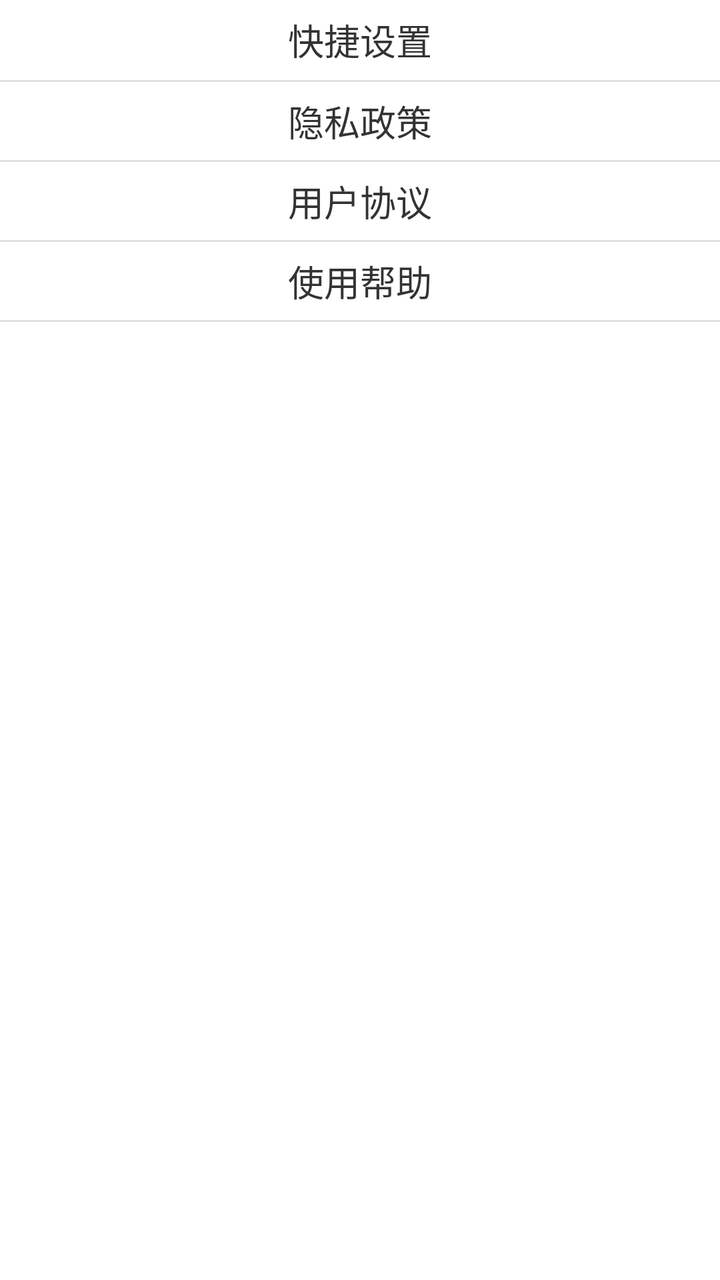
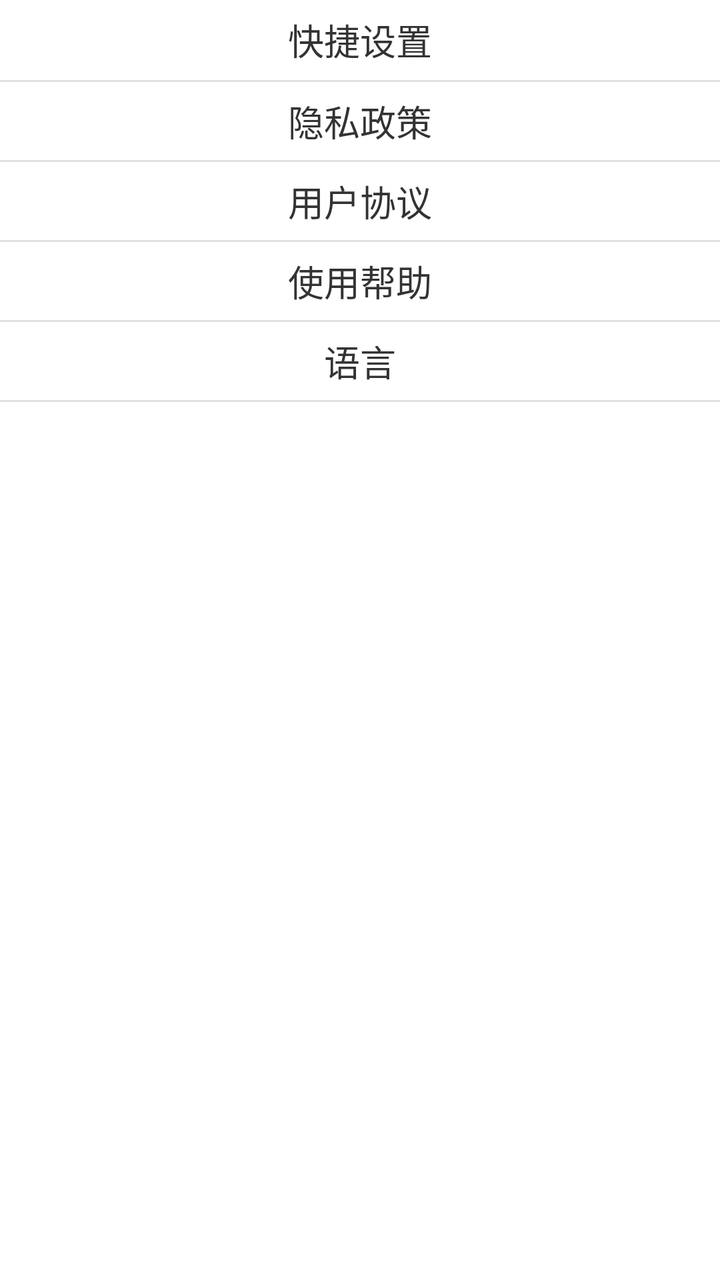

An Android layout rendered at two revisions. The XML below is the earlier revision; the diff shows what the commit changed to produce the second picture.
<!-- AndroidManifest.xml: application theme AppTheme -->
<!-- res/layout/popup_main_menu.xml -->
<?xml version="1.0" encoding="utf-8"?>
<LinearLayout xmlns:android="http://schemas.android.com/apk/res/android"
    android:layout_width="match_parent"
    android:layout_height="wrap_content"
    android:orientation="vertical"
    android:background="#FFFFFF"
    android:elevation="10dp"
    android:minWidth="140dp">

    
    <TextView
        android:id="@+id/menu_item_quick_settings"
        android:layout_width="match_parent"
        android:layout_height="40dp"
        android:text="@string/mix_menu_quick_settings"
        android:textSize="18sp"
        android:textColor="#333333"
        android:gravity="center"
        android:textAlignment="center"
        android:paddingStart="12dp"
        android:paddingEnd="12dp"
        android:background="?attr/selectableItemBackground" />

    <View
        android:id="@+id/menu_divider_quick"
        android:layout_width="match_parent"
        android:layout_height="1dp"
        android:background="#E0E0E0" />

    <TextView
        android:id="@+id/menu_item_privacy_policy"
        android:layout_width="match_parent"
        android:layout_height="39dp"
        android:text="@string/mix_menu_privacy_policy"
        android:textSize="18sp"
        android:textColor="#333333"
        android:gravity="center"
        android:textAlignment="center"
        android:paddingStart="12dp"
        android:paddingEnd="12dp"
        android:background="?attr/selectableItemBackground" />

    <View
        android:layout_width="match_parent"
        android:layout_height="1dp"
        android:background="#E0E0E0" />

    <TextView
        android:id="@+id/menu_item_user_agreement"
        android:layout_width="match_parent"
        android:layout_height="39dp"
        android:text="@string/mix_menu_user_agreement"
        android:textSize="18sp"
        android:textColor="#333333"
        android:gravity="center"
        android:textAlignment="center"
        android:paddingStart="12dp"
        android:paddingEnd="12dp"
        android:background="?attr/selectableItemBackground" />

    <View
        android:layout_width="match_parent"
        android:layout_height="1dp"
        android:background="#E0E0E0" />

    <TextView
        android:id="@+id/menu_item_help"
        android:layout_width="match_parent"
        android:layout_height="39dp"
        android:text="@string/mix_menu_help"
        android:textSize="18sp"
        android:textColor="#333333"
        android:gravity="center"
        android:textAlignment="center"
        android:paddingStart="12dp"
        android:paddingEnd="12dp"
        android:background="?attr/selectableItemBackground" />

    <View
        android:layout_width="match_parent"
        android:layout_height="1dp"
        android:background="#E0E0E0" />

    <TextView
        android:id="@+id/menu_item_version"
        android:layout_width="match_parent"
        android:layout_height="39dp"
        android:textSize="18sp"
        android:textColor="#333333"
        android:gravity="center"
        android:textAlignment="center"
        android:paddingStart="12dp"
        android:paddingEnd="12dp" />

</LinearLayout>
<!-- resources referenced by this layout -->
<resources>
  <string name="mix_menu_help">使用帮助</string>
  <string name="mix_menu_privacy_policy">隐私政策</string>
  <string name="mix_menu_quick_settings">快捷设置</string>
  <string name="mix_menu_user_agreement">用户协议</string>
  <style name="AppTheme" parent="Theme.AppCompat.Light.NoActionBar">
          <item name="colorPrimary">@color/colorPrimary</item>
          <item name="colorPrimaryDark">@color/colorPrimaryDark</item>
          <item name="colorAccent">@color/colorAccent</item>
      </style>
  <color name="colorPrimary">#009688</color>
  <color name="colorPrimaryDark">#00796B</color>
  <color name="colorAccent">#FF9800</color>
</resources>

<!-- the commit's change to res/layout/popup_main_menu.xml (unified diff, before → after) -->
@@ -82,6 +82,24 @@
         android:background="#E0E0E0" />
 
     <TextView
+        android:id="@+id/menu_item_language"
+        android:layout_width="match_parent"
+        android:layout_height="39dp"
+        android:text="@string/mix_menu_language"
+        android:textSize="18sp"
+        android:textColor="#333333"
+        android:gravity="center"
+        android:textAlignment="center"
+        android:paddingStart="12dp"
+        android:paddingEnd="12dp"
+        android:background="?attr/selectableItemBackground" />
+
+    <View
+        android:layout_width="match_parent"
+        android:layout_height="1dp"
+        android:background="#E0E0E0" />
+
+    <TextView
         android:id="@+id/menu_item_version"
         android:layout_width="match_parent"
         android:layout_height="39dp"
<!-- resource entries referenced after the edit -->
@@ -1,6 +1,7 @@
 <!-- resources referenced by this layout -->
 <resources>
   <string name="mix_menu_help">使用帮助</string>
+  <string name="mix_menu_language">语言</string>
   <string name="mix_menu_privacy_policy">隐私政策</string>
   <string name="mix_menu_quick_settings">快捷设置</string>
   <string name="mix_menu_user_agreement">用户协议</string>
